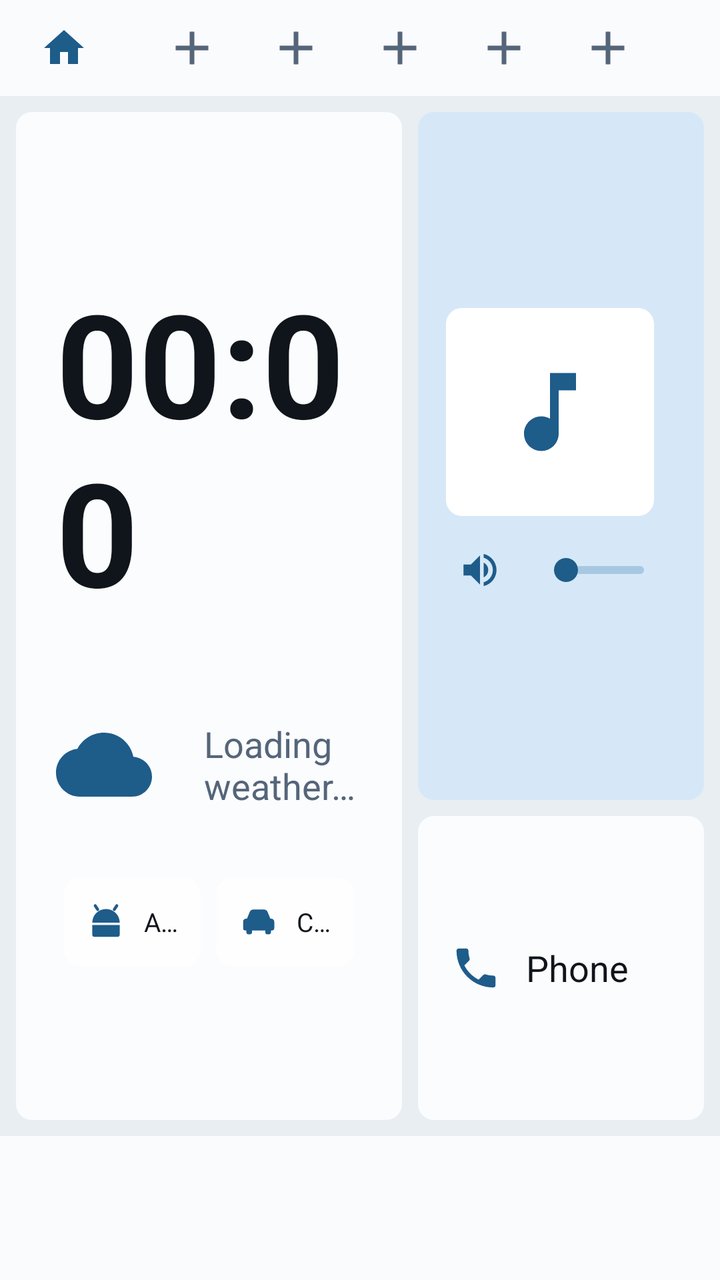
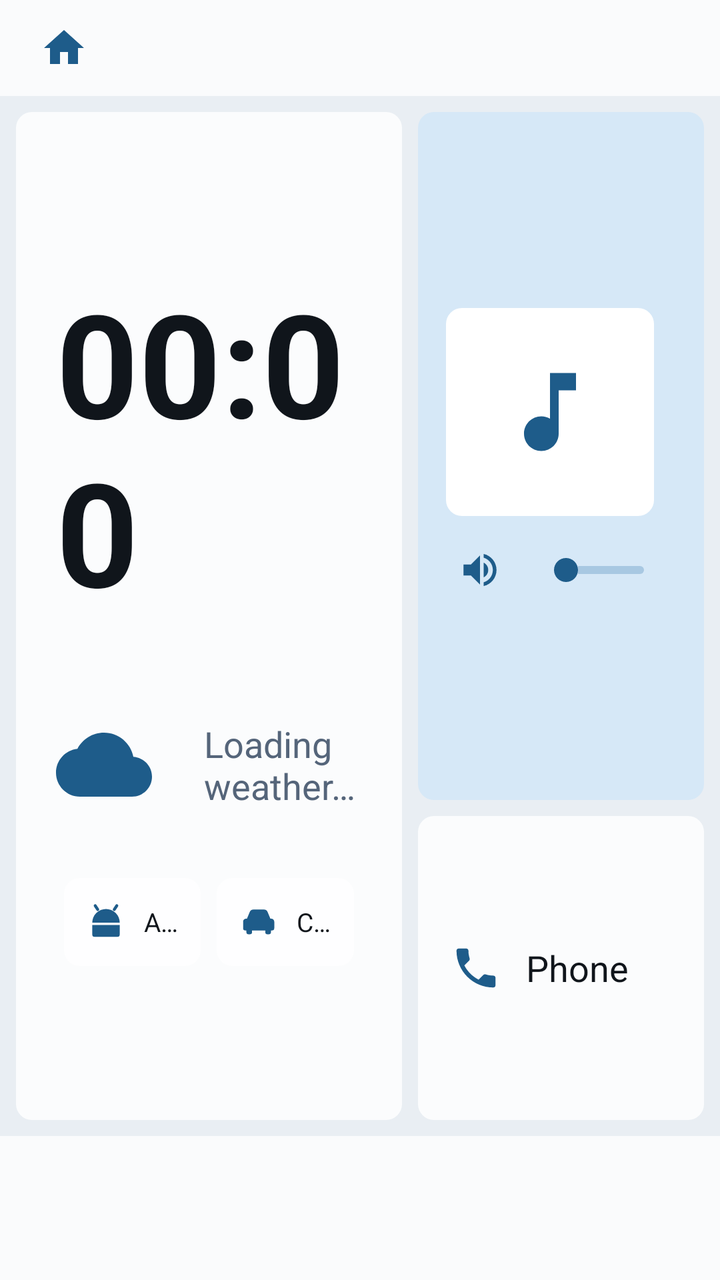

The first picture is an Android layout as it rendered before a commit; the second is the same layout after the commit. The layout source and the unified diff follow.
<!-- AndroidManifest.xml: activity theme Theme.RadioLauncher -->
<!-- res/layout/activity_home.xml -->
<?xml version="1.0" encoding="utf-8"?>
<LinearLayout xmlns:android="http://schemas.android.com/apk/res/android"
    xmlns:app="http://schemas.android.com/apk/res-auto"
    android:layout_width="match_parent"
    android:layout_height="match_parent"
    android:orientation="vertical"
    android:background="@color/bg">

    
    <LinearLayout
        android:layout_width="match_parent"
        android:layout_height="@dimen/bar_height"
        android:background="@color/bar"
        android:orientation="horizontal"
        android:gravity="center_vertical"
        android:paddingStart="12dp"
        android:paddingEnd="12dp">

        <androidx.appcompat.widget.AppCompatImageView
            android:id="@+id/homeButton"
            android:layout_width="40dp"
            android:layout_height="40dp"
            android:padding="8dp"
            android:background="?android:attr/selectableItemBackground"
            android:contentDescription="@string/tab_apps"
            app:srcCompat="@drawable/ic_home" />

        
        <LinearLayout
            android:id="@+id/favoritesDock"
            android:layout_width="0dp"
            android:layout_height="match_parent"
            android:layout_weight="1"
            android:orientation="horizontal"
            android:gravity="center">

            <androidx.appcompat.widget.AppCompatImageView android:id="@+id/favSlot0" style="@style/FavSlot" />
            <androidx.appcompat.widget.AppCompatImageView android:id="@+id/favSlot1" style="@style/FavSlot" />
            <androidx.appcompat.widget.AppCompatImageView android:id="@+id/favSlot2" style="@style/FavSlot" />
            <androidx.appcompat.widget.AppCompatImageView android:id="@+id/favSlot3" style="@style/FavSlot" />
            <androidx.appcompat.widget.AppCompatImageView android:id="@+id/favSlot4" style="@style/FavSlot" />
        </LinearLayout>

        <androidx.appcompat.widget.AppCompatImageView
            android:id="@+id/wifiIcon"
            android:layout_width="28dp"
            android:layout_height="28dp"
            android:contentDescription="@string/tab_settings"
            android:visibility="gone"
            app:srcCompat="@drawable/ic_wifi" />
    </LinearLayout>

    
    <LinearLayout
        android:layout_width="match_parent"
        android:layout_height="0dp"
        android:layout_weight="1"
        android:orientation="horizontal"
        android:baselineAligned="false"
        android:padding="8dp">

        
        <LinearLayout
            android:layout_width="0dp"
            android:layout_height="match_parent"
            android:layout_weight="1.35"
            android:layout_marginEnd="8dp"
            android:orientation="vertical"
            android:gravity="center"
            android:padding="@dimen/panel_padding"
            android:background="@drawable/card_dark">


            
            <com.dashline.launcher.AnalogClockView
                android:id="@+id/analogClock"
                android:layout_width="@dimen/analog_clock"
                android:layout_height="@dimen/analog_clock"
                android:visibility="gone" />
            <TextView
                android:id="@+id/bigClock"
                android:layout_width="wrap_content"
                android:layout_height="wrap_content"
                android:text="00:00"
                android:textColor="@color/text_primary"
                android:textSize="@dimen/clock_text"
                android:textStyle="bold" />

            <TextView
                android:id="@+id/bigDate"
                android:layout_width="wrap_content"
                android:layout_height="wrap_content"
                android:layout_marginBottom="@dimen/date_margin_bottom"
                android:text=""
                android:textColor="@color/text_secondary"
                android:textSize="@dimen/date_text" />
            
            <LinearLayout
                android:id="@+id/chronoRow"
                android:layout_width="wrap_content"
                android:layout_height="wrap_content"
                android:layout_marginTop="10dp"
                android:orientation="horizontal"
                android:gravity="center_vertical"
                android:visibility="gone">

                <TextView
                    android:id="@+id/chronoText"
                    android:layout_width="wrap_content"
                    android:layout_height="wrap_content"
                    android:layout_marginEnd="12dp"
                    android:minWidth="@dimen/chrono_width"
                    android:text="0:00.00"
                    android:textColor="@color/text_primary"
                    android:textSize="@dimen/chrono_text"
                    android:textStyle="bold" />

                <androidx.appcompat.widget.AppCompatImageView
                    android:id="@+id/chronoToggle"
                    android:layout_width="@dimen/chrono_button"
                    android:layout_height="@dimen/chrono_button"
                    android:padding="10dp"
                    android:background="?android:attr/selectableItemBackgroundBorderless"
                    android:contentDescription="@string/chrono_start_stop"
                    app:srcCompat="@drawable/ic_play" />

                <androidx.appcompat.widget.AppCompatImageView
                    android:id="@+id/chronoReset"
                    android:layout_width="@dimen/chrono_button"
                    android:layout_height="@dimen/chrono_button"
                    android:padding="10dp"
                    android:background="?android:attr/selectableItemBackgroundBorderless"
                    android:contentDescription="@string/chrono_reset"
                    app:srcCompat="@drawable/ic_reset" />
            </LinearLayout>


            
            <LinearLayout
                android:id="@+id/weatherRow"
                android:layout_width="wrap_content"
                android:layout_height="wrap_content"
                android:orientation="horizontal"
                android:gravity="center_vertical">

                <androidx.appcompat.widget.AppCompatImageView
                    android:id="@+id/weatherIcon"
                    android:layout_width="@dimen/weather_icon"
                    android:layout_height="@dimen/weather_icon"
                    android:layout_marginEnd="14dp"
                    android:contentDescription="@string/settings_temp_unit"
                    app:srcCompat="@drawable/ic_wx_cloudy" />

                <TextView
                    android:id="@+id/weatherTemp"
                    android:layout_width="wrap_content"
                    android:layout_height="wrap_content"
                    android:layout_marginEnd="12dp"
                    android:text=""
                    android:textColor="@color/text_primary"
                    android:textSize="@dimen/weather_temp"
                    android:textStyle="bold" />

                <TextView
                    android:id="@+id/weatherDesc"
                    android:layout_width="wrap_content"
                    android:layout_height="wrap_content"
                    android:text="@string/weather_loading"
                    android:textColor="@color/text_secondary"
                    android:textSize="@dimen/weather_desc" />
            </LinearLayout>

            
            <LinearLayout
                android:id="@+id/forecastRow"
                android:layout_width="match_parent"
                android:layout_height="wrap_content"
                android:layout_marginTop="@dimen/forecast_margin_top"
                android:orientation="horizontal"
                android:baselineAligned="false"
                android:visibility="gone">

                <LinearLayout style="@style/FcCell">
                    <TextView android:id="@+id/fc0Day" android:layout_width="wrap_content"
                        android:layout_height="wrap_content" android:textColor="@color/text_secondary"
                        android:textSize="13sp" />
                    <androidx.appcompat.widget.AppCompatImageView android:id="@+id/fc0Icon"
                        android:layout_width="@dimen/forecast_icon" android:layout_height="@dimen/forecast_icon"
                        android:layout_marginTop="2dp" android:layout_marginBottom="2dp"
                        android:contentDescription="@null" app:srcCompat="@drawable/ic_wx_cloudy" />
                    <TextView android:id="@+id/fc0Temp" android:layout_width="wrap_content"
                        android:layout_height="wrap_content" android:textColor="@color/text_primary"
                        android:textSize="13sp" />
                </LinearLayout>

                <LinearLayout style="@style/FcCell">
                    <TextView android:id="@+id/fc1Day" android:layout_width="wrap_content"
                        android:layout_height="wrap_content" android:textColor="@color/text_secondary"
                        android:textSize="13sp" />
                    <androidx.appcompat.widget.AppCompatImageView android:id="@+id/fc1Icon"
                        android:layout_width="@dimen/forecast_icon" android:layout_height="@dimen/forecast_icon"
                        android:layout_marginTop="2dp" android:layout_marginBottom="2dp"
                        android:contentDescription="@null" app:srcCompat="@drawable/ic_wx_cloudy" />
                    <TextView android:id="@+id/fc1Temp" android:layout_width="wrap_content"
                        android:layout_height="wrap_content" android:textColor="@color/text_primary"
                        android:textSize="13sp" />
                </LinearLayout>

                <LinearLayout style="@style/FcCell">
                    <TextView android:id="@+id/fc2Day" android:layout_width="wrap_content"
                        android:layout_height="wrap_content" android:textColor="@color/text_secondary"
                        android:textSize="13sp" />
                    <androidx.appcompat.widget.AppCompatImageView android:id="@+id/fc2Icon"
                        android:layout_width="@dimen/forecast_icon" android:layout_height="@dimen/forecast_icon"
                        android:layout_marginTop="2dp" android:layout_marginBottom="2dp"
                        android:contentDescription="@null" app:srcCompat="@drawable/ic_wx_cloudy" />
                    <TextView android:id="@+id/fc2Temp" android:layout_width="wrap_content"
                        android:layout_height="wrap_content" android:textColor="@color/text_primary"
                        android:textSize="13sp" />
                </LinearLayout>
            </LinearLayout>

            
            <LinearLayout
                android:layout_width="match_parent"
                android:layout_height="wrap_content"
                android:layout_marginTop="@dimen/shortcut_margin_top"
                android:orientation="horizontal"
                android:baselineAligned="false">

                <LinearLayout
                    android:id="@+id/shortcutAndroidAuto"
                    style="@style/ProjectionTile">

                    <androidx.appcompat.widget.AppCompatImageView
                        android:layout_width="22dp"
                        android:layout_height="22dp"
                        android:layout_marginEnd="8dp"
                        android:contentDescription="@null"
                        app:srcCompat="@drawable/ic_android_auto" />

                    <TextView
                        android:layout_width="wrap_content"
                        android:layout_height="wrap_content"
                        android:maxLines="1"
                        android:ellipsize="end"
                        android:text="@string/shortcut_android_auto"
                        android:textColor="@color/text_primary"
                        android:textSize="13sp" />
                </LinearLayout>

                <LinearLayout
                    android:id="@+id/shortcutCarPlay"
                    style="@style/ProjectionTile">

                    <androidx.appcompat.widget.AppCompatImageView
                        android:layout_width="22dp"
                        android:layout_height="22dp"
                        android:layout_marginEnd="8dp"
                        android:contentDescription="@null"
                        app:srcCompat="@drawable/ic_carplay" />

                    <TextView
                        android:layout_width="wrap_content"
                        android:layout_height="wrap_content"
                        android:maxLines="1"
                        android:ellipsize="end"
                        android:text="@string/shortcut_carplay"
                        android:textColor="@color/text_primary"
                        android:textSize="13sp" />
                </LinearLayout>
            </LinearLayout>
        </LinearLayout>

        
        <LinearLayout
            android:layout_width="0dp"
            android:layout_height="match_parent"
            android:layout_weight="1"
            android:orientation="vertical">

            
            <LinearLayout
                android:id="@+id/mediaCard"
                android:layout_width="match_parent"
                android:layout_height="0dp"
                android:layout_weight="1"
                android:layout_marginBottom="8dp"
                android:orientation="vertical"
                android:gravity="center_vertical"
                android:padding="14dp"
                android:background="@drawable/card_blue"
                android:foreground="?android:attr/selectableItemBackground">
                
                <LinearLayout
                    android:id="@+id/mediaDefault"
                    android:layout_width="match_parent"
                    android:layout_height="wrap_content"
                    android:orientation="vertical">

                    <LinearLayout
                        android:layout_width="match_parent"
                        android:layout_height="wrap_content"
                        android:orientation="horizontal"
                        android:gravity="center_vertical">

                        
                        <androidx.appcompat.widget.AppCompatImageView
                            android:id="@+id/mediaArt"
                            android:tag="noTint"
                            android:layout_width="@dimen/album_art"
                            android:layout_height="@dimen/album_art"
                            android:layout_marginEnd="16dp"
                            android:background="@drawable/art_bg"
                            android:padding="@dimen/album_art_padding"
                            android:scaleType="centerCrop"
                            android:contentDescription="@string/tab_audio"
                            app:srcCompat="@drawable/ic_audio" />

                        <LinearLayout
                            android:layout_width="0dp"
                            android:layout_height="wrap_content"
                            android:layout_weight="1"
                            android:orientation="vertical">

                            <TextView
                                android:id="@+id/mediaTitle"
                                android:layout_width="match_parent"
                                android:layout_height="wrap_content"
                                android:maxLines="1"
                                android:ellipsize="marquee"
                                android:singleLine="true"
                                android:marqueeRepeatLimit="marquee_forever"
                                android:text="@string/now_playing"
                                android:textColor="@color/text_primary"
                                android:textSize="@dimen/media_title"
                                android:textStyle="bold" />

                            <TextView
                                android:id="@+id/mediaArtist"
                                android:layout_width="match_parent"
                                android:layout_height="wrap_content"
                                android:layout_marginTop="1dp"
                                android:maxLines="1"
                                android:ellipsize="end"
                                android:text=""
                                android:textColor="@color/text_secondary"
                                android:textSize="14sp" />
                        </LinearLayout>
                    </LinearLayout>

                    
                    <LinearLayout
                        android:id="@+id/mediaSeekRow"
                        android:layout_width="match_parent"
                        android:layout_height="wrap_content"
                        android:layout_marginTop="8dp"
                        android:orientation="horizontal"
                        android:gravity="center_vertical"
                        android:visibility="gone">

                        <TextView
                            android:id="@+id/mediaElapsed"
                            android:layout_width="wrap_content"
                            android:layout_height="wrap_content"
                            android:minWidth="34dp"
                            android:text="0:00"
                            android:textColor="@color/text_secondary"
                            android:textSize="12sp" />

                        <SeekBar
                            android:id="@+id/mediaProgress"
                            android:layout_width="0dp"
                            android:layout_height="wrap_content"
                            android:layout_weight="1"
                            android:maxHeight="4dp"
                            android:minHeight="4dp"
                            android:progressDrawable="@drawable/seek_progress"
                            android:thumb="@drawable/seek_thumb"
                            android:thumbOffset="0dp" />

                        <TextView
                            android:id="@+id/mediaTotal"
                            android:layout_width="wrap_content"
                            android:layout_height="wrap_content"
                            android:minWidth="34dp"
                            android:gravity="end"
                            android:text="0:00"
                            android:textColor="@color/text_secondary"
                            android:textSize="12sp" />
                    </LinearLayout>

                    
                    <LinearLayout
                        android:id="@+id/mediaControls"
                        android:layout_width="wrap_content"
                        android:layout_height="wrap_content"
                        android:layout_gravity="center_horizontal"
                        android:layout_marginTop="8dp"
                        android:orientation="horizontal"
                        android:gravity="center"
                        android:visibility="gone">

                        <androidx.appcompat.widget.AppCompatImageView
                            android:id="@+id/btnPrev"
                            android:layout_width="44dp"
                            android:layout_height="44dp"
                            android:padding="9dp"
                            android:background="?android:attr/selectableItemBackgroundBorderless"
                            android:contentDescription="@string/media_previous"
                            app:srcCompat="@drawable/ic_skip_previous" />

                        <androidx.appcompat.widget.AppCompatImageView
                            android:id="@+id/btnPlayPause"
                            android:tag="noTint"
                            android:layout_width="50dp"
                            android:layout_height="50dp"
                            android:layout_marginStart="18dp"
                            android:layout_marginEnd="18dp"
                            android:padding="12dp"
                            android:background="@drawable/btn_circle"
                            android:contentDescription="@string/media_play_pause"
                            app:srcCompat="@drawable/ic_play" />

                        <androidx.appcompat.widget.AppCompatImageView
                            android:id="@+id/btnNext"
                            android:layout_width="44dp"
                            android:layout_height="44dp"
                            android:padding="9dp"
                            android:background="?android:attr/selectableItemBackgroundBorderless"
                            android:contentDescription="@string/media_next"
                            app:srcCompat="@drawable/ic_skip_next" />
                    </LinearLayout>

                    
                    <LinearLayout
                        android:id="@+id/mediaVolumeRow"
                        android:layout_width="match_parent"
                        android:layout_height="wrap_content"
                        android:layout_marginTop="10dp"
                        android:orientation="horizontal"
                        android:gravity="center_vertical">

                        <androidx.appcompat.widget.AppCompatImageView
                            android:id="@+id/volumeIcon"
                            android:layout_width="34dp"
                            android:layout_height="34dp"
                            android:padding="6dp"
                            android:background="?android:attr/selectableItemBackgroundBorderless"
                            android:contentDescription="@string/volume_mute"
                            app:srcCompat="@drawable/ic_volume" />

                        <SeekBar
                            android:id="@+id/volumeSlider"
                            android:layout_width="0dp"
                            android:layout_height="wrap_content"
                            android:layout_weight="1"
                            android:layout_marginStart="4dp"
                            android:maxHeight="4dp"
                            android:minHeight="4dp"
                            android:progressDrawable="@drawable/seek_progress"
                            android:thumb="@drawable/seek_thumb"
                            android:thumbOffset="0dp" />
                    </LinearLayout>
            
                </LinearLayout>

                
                <LinearLayout
                    android:id="@+id/mediaShortcuts"
                    android:layout_width="match_parent"
                    android:layout_height="wrap_content"
                    android:orientation="horizontal"
                    android:baselineAligned="false"
                    android:gravity="center"
                    android:visibility="gone" />

                
                <LinearLayout
                    android:id="@+id/mediaWidget"
                    android:layout_width="match_parent"
                    android:layout_height="wrap_content"
                    android:orientation="horizontal"
                    android:baselineAligned="false"
                    android:visibility="gone" />
            </LinearLayout>

            
            
            <LinearLayout
                android:id="@+id/phoneCard"
                android:layout_width="match_parent"
                android:layout_height="wrap_content"
                android:minHeight="@dimen/phone_card_height"
                android:orientation="vertical"
                android:gravity="center_vertical"
                android:padding="16dp"
                android:background="@drawable/card_dark"
                android:foreground="?android:attr/selectableItemBackground">

                
                <LinearLayout
                    android:id="@+id/phoneDefault"
                    android:layout_width="match_parent"
                    android:layout_height="wrap_content"
                    android:orientation="horizontal"
                    android:gravity="center_vertical">

                    <androidx.appcompat.widget.AppCompatImageView
                        android:layout_width="26dp"
                        android:layout_height="26dp"
                        android:layout_marginEnd="12dp"
                        android:contentDescription="@string/tab_phone"
                        app:srcCompat="@drawable/ic_phone" />

                    <TextView
                        android:id="@+id/phoneLabel"
                        android:layout_width="wrap_content"
                        android:layout_height="wrap_content"
                        android:text="@string/tab_phone"
                        android:textColor="@color/text_primary"
                        android:textSize="18sp" />
                </LinearLayout>

                
                <LinearLayout
                    android:id="@+id/panelShortcuts"
                    android:layout_width="match_parent"
                    android:layout_height="wrap_content"
                    android:orientation="horizontal"
                    android:baselineAligned="false"
                    android:gravity="center"
                    android:visibility="gone" />

                
                <LinearLayout
                    android:id="@+id/panelWidget"
                    android:layout_width="match_parent"
                    android:layout_height="wrap_content"
                    android:orientation="horizontal"
                    android:baselineAligned="false"
                    android:visibility="gone" />
            </LinearLayout>

            
            <LinearLayout
                android:id="@+id/portraitDrawer"
                android:layout_width="match_parent"
                android:layout_height="0dp"
                android:layout_weight="1"
                android:layout_marginTop="8dp"
                android:minHeight="140dp"
                android:orientation="vertical"
                android:padding="10dp"
                android:background="@drawable/card_dark"
                android:visibility="gone">

                <LinearLayout
                    android:id="@+id/portraitDrawerHeader"
                    android:layout_width="match_parent"
                    android:layout_height="wrap_content"
                    android:orientation="horizontal"
                    android:gravity="center_vertical"
                    android:minHeight="40dp"
                    android:background="?android:attr/selectableItemBackground"
                    android:clickable="true"
                    android:focusable="true">

                    <androidx.appcompat.widget.AppCompatImageView
                        android:layout_width="22dp"
                        android:layout_height="22dp"
                        android:layout_marginEnd="10dp"
                        android:contentDescription="@null"
                        app:srcCompat="@drawable/ic_apps" />

                    <TextView
                        android:layout_width="0dp"
                        android:layout_height="wrap_content"
                        android:layout_weight="1"
                        android:text="@string/all_apps"
                        android:textColor="@color/text_primary"
                        android:textSize="16sp" />
                </LinearLayout>

                
                <com.dashline.launcher.SwipeLinearLayout
                    android:id="@+id/portraitDrawerGrid"
                    android:layout_width="match_parent"
                    android:layout_height="0dp"
                    android:layout_weight="1"
                    android:layout_marginTop="4dp"
                    android:orientation="vertical" />

                
                <LinearLayout
                    android:id="@+id/portraitDrawerDots"
                    android:layout_width="match_parent"
                    android:layout_height="wrap_content"
                    android:orientation="horizontal"
                    android:gravity="center" />
            </LinearLayout>
        </LinearLayout>
    </LinearLayout>

    
    <LinearLayout
        android:layout_width="match_parent"
        android:id="@+id/tabBar"
        android:layout_height="@dimen/tab_bar_height"
        android:orientation="horizontal"
        android:background="@color/bar"
        android:baselineAligned="false">
    </LinearLayout>
</LinearLayout>
<!-- resources referenced by this layout -->
<resources>
  <color name="bar">#C4FFFFFF</color>
  <color name="bg">#E9EEF3</color>
  <color name="text_primary">#10151B</color>
  <color name="text_secondary">#55657A</color>
  <dimen name="album_art">76dp</dimen>
  <dimen name="album_art_padding">19dp</dimen>
  <dimen name="analog_clock">132dp</dimen>
  <dimen name="bar_height">44dp</dimen>
  <dimen name="chrono_button">44dp</dimen>
  <dimen name="chrono_text">26sp</dimen>
  <dimen name="chrono_width">112dp</dimen>
  <dimen name="clock_text">54sp</dimen>
  <dimen name="date_margin_bottom">10dp</dimen>
  <dimen name="date_text">15sp</dimen>
  <dimen name="forecast_icon">24dp</dimen>
  <dimen name="forecast_margin_top">8dp</dimen>
  <dimen name="media_title">17sp</dimen>
  <dimen name="panel_padding">12dp</dimen>
  <dimen name="phone_card_height">104dp</dimen>
  <dimen name="shortcut_margin_top">16dp</dimen>
  <dimen name="tab_bar_height">60dp</dimen>
  <dimen name="weather_desc">15sp</dimen>
  <dimen name="weather_icon">38dp</dimen>
  <dimen name="weather_temp">30sp</dimen>
  <!-- drawable art_bg (drawable) -->
  <?xml version="1.0" encoding="utf-8"?>
  <shape xmlns:android="http://schemas.android.com/apk/res/android" android:shape="rectangle">
      <solid android:color="@color/art_bg" />
      <corners android:radius="8dp" />
  </shape>
  <!-- drawable btn_circle (drawable) -->
  <?xml version="1.0" encoding="utf-8"?>
  <shape xmlns:android="http://schemas.android.com/apk/res/android" android:shape="oval">
      <solid android:color="@color/accent" />
  </shape>
  <!-- drawable card_blue (drawable) -->
  <?xml version="1.0" encoding="utf-8"?>
  <shape xmlns:android="http://schemas.android.com/apk/res/android" android:shape="rectangle">
      <solid android:color="@color/surface_light" />
      <corners android:radius="8dp" />
  </shape>
  <!-- drawable card_dark (drawable) -->
  <?xml version="1.0" encoding="utf-8"?>
  <shape xmlns:android="http://schemas.android.com/apk/res/android" android:shape="rectangle">
      <solid android:color="@color/surface" />
      <corners android:radius="8dp" />
  </shape>
  <!-- drawable ic_play (drawable) -->
  <vector xmlns:android="http://schemas.android.com/apk/res/android"
      android:width="24dp" android:height="24dp"
      android:viewportWidth="24" android:viewportHeight="24"
      android:tint="@color/on_accent">
      <path android:fillColor="@android:color/white" android:pathData="M8,5v14l11,-7z" />
  </vector>
  <!-- drawable seek_thumb (drawable) -->
  <?xml version="1.0" encoding="utf-8"?>
  <shape xmlns:android="http://schemas.android.com/apk/res/android" android:shape="oval">
      <solid android:color="@color/seek_fill" />
      <size android:width="12dp" android:height="12dp" />
  </shape>
  <string name="all_apps">All Apps</string>
  <string name="chrono_reset">Reset</string>
  <string name="chrono_start_stop">Start or stop</string>
  <string name="media_next">Next</string>
  <string name="media_play_pause">Play or pause</string>
  <string name="media_previous">Previous</string>
  <string name="now_playing">Now Playing</string>
  <string name="settings_temp_unit">Temperature unit</string>
  <string name="shortcut_android_auto">Android Auto</string>
  <string name="shortcut_carplay">CarPlay</string>
  <string name="tab_apps">Apps</string>
  <string name="tab_audio">Audio</string>
  <string name="tab_phone">Phone</string>
  <string name="tab_settings">Settings</string>
  <string name="volume_mute">Mute or unmute</string>
  <string name="weather_loading">Loading weather…</string>
  <style name="Theme.RadioLauncher" parent="Theme.AppCompat.DayNight.NoActionBar">
          <item name="android:windowBackground">@color/bg</item>
      </style>
  <color name="art_bg">#FFFFFF</color>
  <color name="accent">#2F7FCB</color>
  <color name="surface_light">#D6E8F7</color>
  <color name="surface">#D6FFFFFF</color>
  <color name="icon_tint">#1E5C8A</color>
  <color name="on_accent">#FFFFFF</color>
  <color name="seek_track">#A8C8E2</color>
  <color name="seek_fill">#1E5C8A</color>
</resources>

<!-- the commit's change to res/layout/activity_home.xml (unified diff, before → after) -->
@@ -8,6 +8,7 @@
 
     
     <LinearLayout
+        android:id="@+id/topBar"
         android:layout_width="match_parent"
         android:layout_height="@dimen/bar_height"
         android:background="@color/bar"
@@ -34,11 +35,6 @@
             android:orientation="horizontal"
             android:gravity="center">
 
-            <androidx.appcompat.widget.AppCompatImageView android:id="@+id/favSlot0" style="@style/FavSlot" />
-            <androidx.appcompat.widget.AppCompatImageView android:id="@+id/favSlot1" style="@style/FavSlot" />
-            <androidx.appcompat.widget.AppCompatImageView android:id="@+id/favSlot2" style="@style/FavSlot" />
-            <androidx.appcompat.widget.AppCompatImageView android:id="@+id/favSlot3" style="@style/FavSlot" />
-            <androidx.appcompat.widget.AppCompatImageView android:id="@+id/favSlot4" style="@style/FavSlot" />
         </LinearLayout>
 
         <androidx.appcompat.widget.AppCompatImageView
